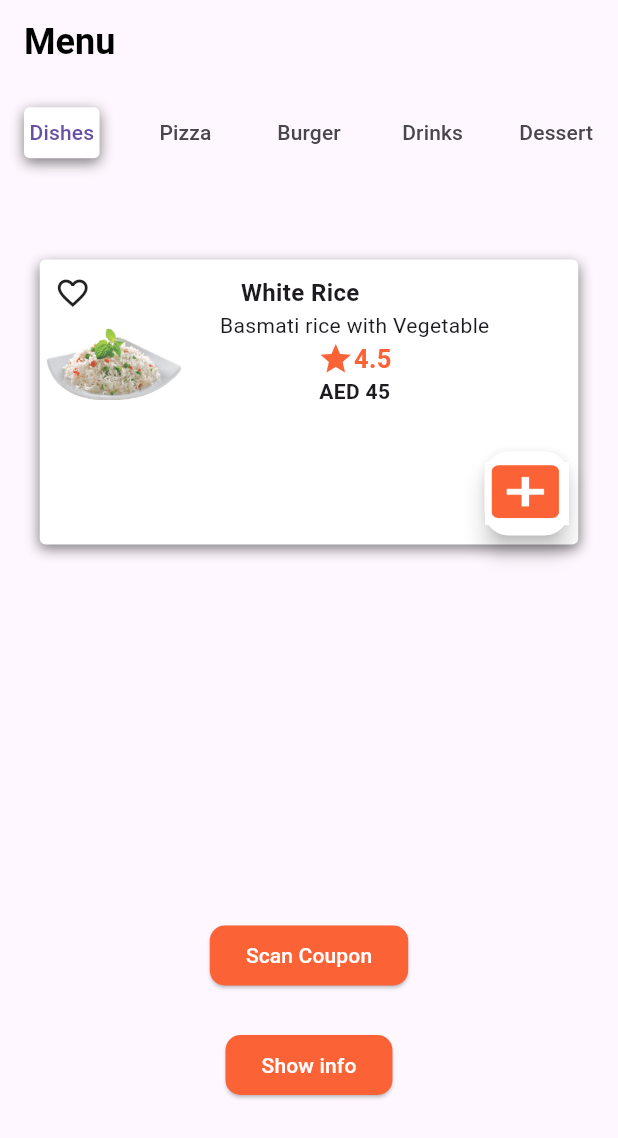
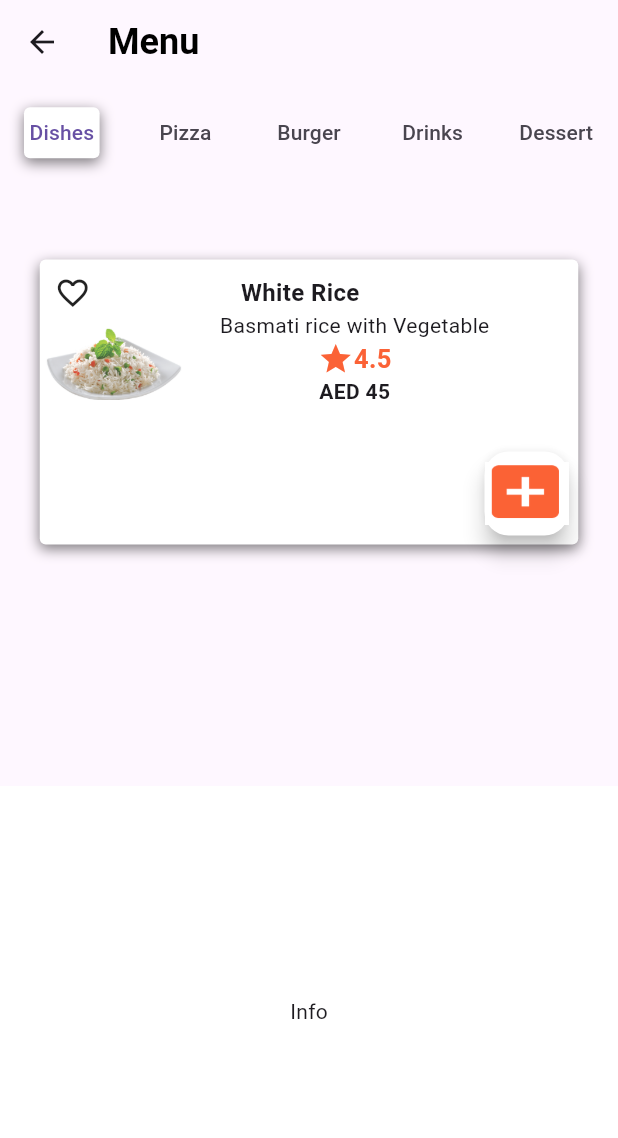
Before and after one commit to Flutter-gg-1/Restaurant-Menu-app, a Flutter app: the screen it shows after launch, after a tap on "Show info", on a phone screen of 412 x 824 dp. Shown: the top 1138 px of the screen. Run offline on Flutter 3.47's test engine with Material 3 defaults, Android fonts, the light colour scheme and no system bars.

Commit message:
UPD common & ADD showBottomSheet

```diff
--- a/lib/common.dart
+++ b/lib/common.dart
@@ -96,7 +96,7 @@
   );
 }
 
-Widget myButton() {
+Widget myButton({required GlobalKey<ScaffoldState> inputKey}) {
   return Column(
     children: [
       const SizedBox(height: 250),
@@ -126,7 +126,16 @@
             backgroundColor: WidgetStateProperty.all<Color>(
                 const Color.fromRGBO(251, 98, 54, 1)),
           ),
-          onPressed: () {},
+          onPressed: () {
+            inputKey.currentState!.showBottomSheet((context) => Container(
+                  color: Colors.white,
+                  height: 300,
+                  width: double.infinity,
+                  child: const Center(
+                    child: Text('Info'),
+                  ),
+                ));
+          },
           child: const Text(
             'Show info',
             style: TextStyle(color: Colors.white),
--- a/lib/page_1.dart
+++ b/lib/page_1.dart
@@ -1,15 +1,24 @@
 import 'package:flutter/material.dart';
 import 'package:flutter_application_6/common.dart';
 
-class Page1 extends StatelessWidget {
+class Page1 extends StatefulWidget {
   const Page1({super.key});
 
   @override
+  State<Page1> createState() => _Page1State();
+}
+
+class _Page1State extends State<Page1> {
+  final GlobalKey<ScaffoldState> _scaffoldKey = GlobalKey<ScaffoldState>();
+
+  Color color1 = const Color(0xffFB6236);
+
+  @override
   Widget build(BuildContext context) {
-    Color color = const Color(0xffFB6236);
     return DefaultTabController(
       length: 5,
       child: Scaffold(
+        key: _scaffoldKey,
         appBar: AppBar(
             title: const Text('Menu',
                 style: TextStyle(
@@ -65,7 +74,7 @@
                     children: [
                       const SizedBox(height: 50),
                       myContainer(),
-                      myButton(),
+                      myButton(inputKey: _scaffoldKey),
                     ],
                   ),
                 ),
```
